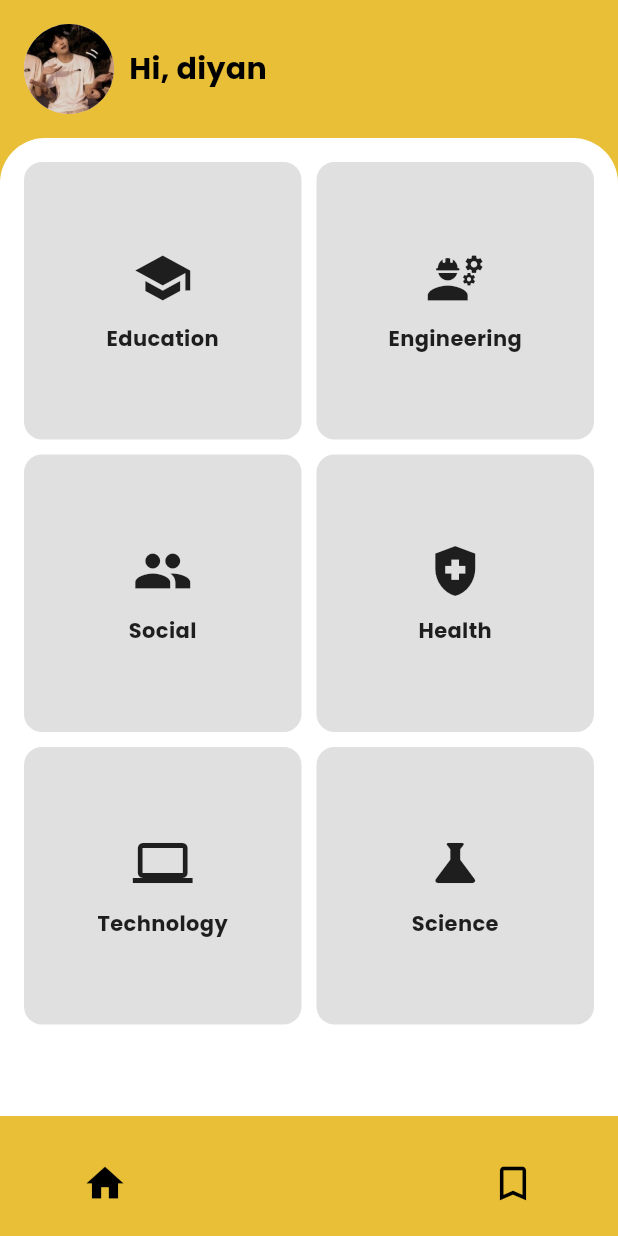
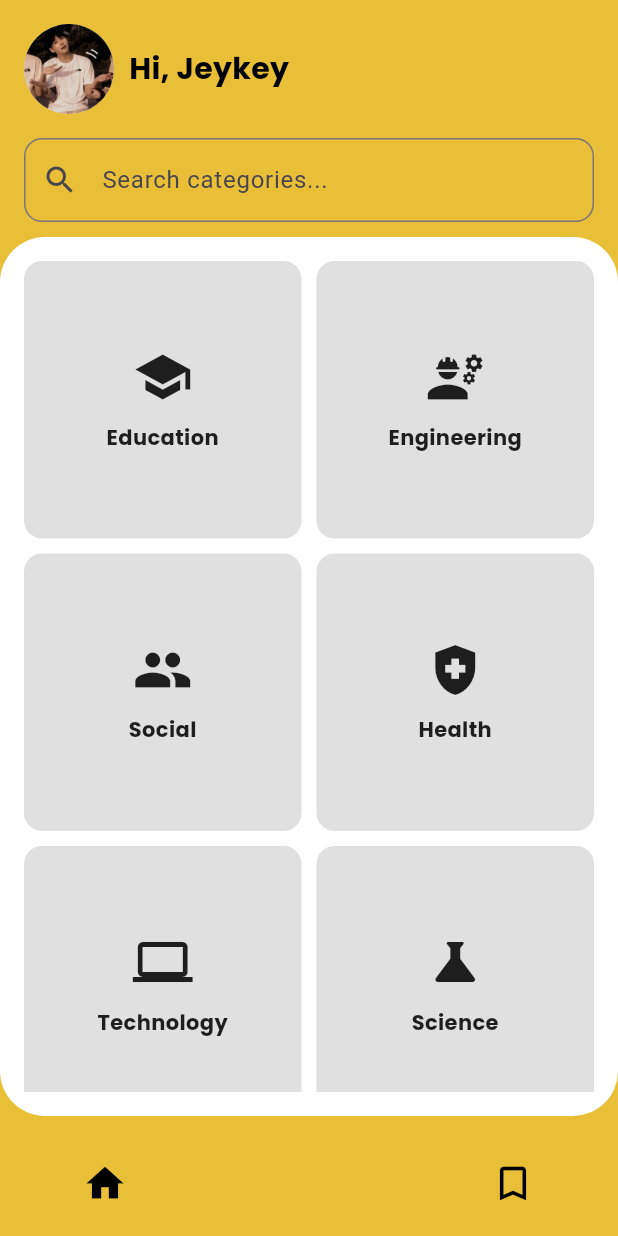
Before and after one commit to DappHadid/Journalyze, a Flutter app: the DashboardUser screen opened by its route, on a phone screen of 412 x 824 dp. Run offline on Flutter 3.47's test engine with Material 3 defaults, Android fonts, the phone set to English and light mode, and no system bars; our stand-ins replace another_flutter_splash_screen, cloud_firestore, csv, device_preview_plus, file_picker, firebase_auth and 5 more; missing offline and left inert: art_sweetalert, excel; accounts and stored records are empty.

Commit message:
memperbaiki dashboard user dan menghubungkan bookmarks

```diff
--- a/lib/pages/dashboard_user.dart
+++ b/lib/pages/dashboard_user.dart
@@ -16,7 +16,12 @@ void main() async {
   ));
 }
 
-class DashboardUser extends StatelessWidget {
+class DashboardUser extends StatefulWidget {
+  @override
+  _DashboardUserState createState() => _DashboardUserState();
+}
+
+class _DashboardUserState extends State<DashboardUser> {
   final List<Map<String, dynamic>> categories = [
     {'title': 'Education', 'icon': Icons.school},
     {'title': 'Engineering', 'icon': Icons.engineering},
@@ -25,6 +30,24 @@ class DashboardUser extends StatelessWidget {
     {'title': 'Technology', 'icon': Icons.computer},
     {'title': 'Science', 'icon': Icons.science},
   ];
+
+  List<Map<String, dynamic>> filteredCategories = [];
+
+  @override
+  void initState() {
+    super.initState();
+    filteredCategories = categories; // Initialize filteredCategories
+  }
+
+  void _filterCategories(String query) {
+    final lowerQuery = query.toLowerCase();
+    setState(() {
+      filteredCategories = categories
+          .where((category) =>
+              category['title'].toLowerCase().contains(lowerQuery))
+          .toList();
+    });
+  }
 
   @override
   Widget build(BuildContext context) {
@@ -53,7 +76,7 @@ class DashboardUser extends StatelessWidget {
                   ),
                   SizedBox(width: 10),
                   Text(
-                    'Hi, diyan',
+                    'Hi, Jeykey',
                     style: GoogleFonts.poppins(
                       fontSize: 20,
                       fontWeight: FontWeight.bold,
@@ -63,6 +86,20 @@ class DashboardUser extends StatelessWidget {
                 ],
               ),
             ),
+            Padding(
+              padding: const EdgeInsets.symmetric(horizontal: 16.0),
+              child: TextField(
+                decoration: InputDecoration(
+                  hintText: 'Search categories...',
+                  prefixIcon: Icon(Icons.search),
+                  border: OutlineInputBorder(
+                    borderRadius: BorderRadius.circular(12.0),
+                  ),
+                ),
+                onChanged: _filterCategories,
+              ),
+            ),
+            SizedBox(height: 10),
             Expanded(
               child: Container(
                 decoration: BoxDecoration(
@@ -70,6 +107,10 @@ class DashboardUser extends StatelessWidget {
                   borderRadius: BorderRadius.only(
                     topLeft: Radius.circular(30),
                     topRight: Radius.circular(30),
+                    bottomLeft:
+                        Radius.circular(30), // Added for curved bottom left
+                    bottomRight:
+                        Radius.circular(30), // Added for curved bottom right
                   ),
                 ),
                 padding: const EdgeInsets.all(16.0),
@@ -79,9 +120,9 @@ class DashboardUser extends StatelessWidget {
                     crossAxisSpacing: 10,
                     mainAxisSpacing: 10,
                   ),
-                  itemCount: categories.length,
+                  itemCount: filteredCategories.length,
                   itemBuilder: (context, index) {
-                    final category = categories[index];
+                    final category = filteredCategories[index];
                     return _buildCategoryCard(context, category);
                   },
                 ),
@@ -123,7 +164,8 @@ class DashboardUser extends StatelessWidget {
     );
   }
 
-  Widget _buildCategoryCard(BuildContext context, Map<String, dynamic> category) {
+  Widget _buildCategoryCard(
+      BuildContext context, Map<String, dynamic> category) {
     return MouseRegion(
       onEnter: (event) => print('Hovered over ${category['title']}'),
       cursor: SystemMouseCursors.click,
@@ -132,7 +174,8 @@ class DashboardUser extends StatelessWidget {
           Navigator.push(
             context,
             MaterialPageRoute(
-              builder: (context) => ListJournalPage(category: category['title']),
+              builder: (context) =>
+                  ListJournalPage(category: category['title']),
             ),
           );
         },
@@ -240,8 +283,10 @@ class ProfilePage extends StatelessWidget {
                   padding: const EdgeInsets.symmetric(horizontal: 20.0),
                   child: ElevatedButton(
                     onPressed: () {
-                      Navigator.pushReplacement(context,
-                          MaterialPageRoute(builder: (context) => WelcomeScreen()));
+                      Navigator.pushReplacement(
+                          context,
+                          MaterialPageRoute(
+                              builder: (context) => WelcomeScreen()));
                     },
                     style: ElevatedButton.styleFrom(
                       backgroundColor: Color(0xFFE8BF36),
@@ -270,7 +315,7 @@ class ProfilePage extends StatelessWidget {
     );
   }
 
-    Widget _buildProfileItem(IconData icon, String title, String value) {
+  Widget _buildProfileItem(IconData icon, String title, String value) {
     return Padding(
       padding: const EdgeInsets.symmetric(vertical: 8.0),
       child: Row(
```
Also changed, not shown: lib/pages/bookmark.dart (+50 -56 lines), lib/pages/listjournal_user.dart (+73 -17 lines).
